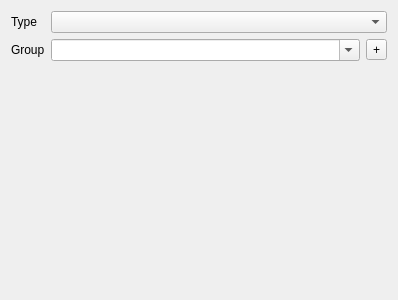
First picture: the form in eotimeseriesviewer/ui/labelshortcuteditorconfigwidget.ui, repository jakimowb/eo-time-series-viewer, before the edit.
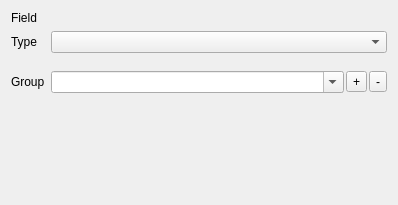
Second picture: the form after the edit. Icons and pictures are not drawn. Custom widgets are drawn as their Qt base class.

The edit to the form file:
```diff
--- a/eotimeseriesviewer/ui/labelshortcuteditorconfigwidget.ui
+++ b/eotimeseriesviewer/ui/labelshortcuteditorconfigwidget.ui
@@ -7,21 +7,35 @@
     <x>0</x>
     <y>0</y>
     <width>398</width>
-    <height>300</height>
+    <height>205</height>
    </rect>
   </property>
   <property name="windowTitle">
    <string>Form</string>
   </property>
   <layout class="QFormLayout" name="formLayout">
-   <item row="0" column="0">
+   <item row="1" column="0">
+    <widget class="QLabel" name="label_3">
+     <property name="text">
+      <string>Field</string>
+     </property>
+    </widget>
+   </item>
+   <item row="1" column="1">
+    <widget class="QLabel" name="labelFieldInfo">
+     <property name="text">
+      <string>&lt;field info&gt;</string>
+     </property>
+    </widget>
+   </item>
+   <item row="2" column="0">
     <widget class="QLabel" name="label">
      <property name="text">
       <string>Type</string>
      </property>
     </widget>
    </item>
-   <item row="0" column="1">
+   <item row="2" column="1">
     <widget class="QComboBox" name="cbLabelType">
      <property name="maximumSize">
       <size>
@@ -31,15 +45,28 @@
      </property>
     </widget>
    </item>
-   <item row="1" column="0">
+   <item row="3" column="1">
+    <layout class="QVBoxLayout" name="verticalLayout">
+     <item>
+      <widget class="QgsFieldExpressionWidget" name="fieldExpressionWidget"/>
+     </item>
+     <item>
+      <widget class="ClassificationSchemeWidget" name="classificationWidget" native="true"/>
+     </item>
+    </layout>
+   </item>
+   <item row="4" column="0">
     <widget class="QLabel" name="label_2">
      <property name="text">
       <string>Group</string>
      </property>
     </widget>
    </item>
-   <item row="1" column="1">
+   <item row="4" column="1">
     <layout class="QHBoxLayout" name="horizontalLayout">
+     <property name="spacing">
+      <number>2</number>
+     </property>
      <property name="topMargin">
       <number>0</number>
      </property>
@@ -64,10 +91,41 @@
        <property name="text">
         <string>+</string>
        </property>
+       <property name="icon">
+        <iconset resource="../../../QGIS/images/images.qrc">
+         <normaloff>:/images/themes/default/mActionAdd.svg</normaloff>:/images/themes/default/mActionAdd.svg</iconset>
+       </property>
+      </widget>
+     </item>
+     <item>
+      <widget class="QToolButton" name="btnRemoveGroup">
+       <property name="toolTip">
+        <string>Removes the current group</string>
+       </property>
+       <property name="text">
+        <string>-</string>
+       </property>
+       <property name="icon">
+        <iconset resource="../../../QGIS/images/images.qrc">
+         <normaloff>:/images/themes/default/mActionRemove.svg</normaloff>:/images/themes/default/mActionRemove.svg</iconset>
+       </property>
       </widget>
      </item>
     </layout>
    </item>
+   <item row="5" column="1">
+    <spacer name="verticalSpacer">
+     <property name="orientation">
+      <enum>Qt::Vertical</enum>
+     </property>
+     <property name="sizeHint" stdset="0">
+      <size>
+       <width>20</width>
+       <height>40</height>
+      </size>
+     </property>
+    </spacer>
+   </item>
   </layout>
   <action name="actionAddGroup">
    <property name="text">
@@ -78,6 +136,21 @@
    </property>
   </action>
  </widget>
- <resources/>
+ <customwidgets>
+  <customwidget>
+   <class>QgsFieldExpressionWidget</class>
+   <extends>QWidget</extends>
+   <header>qgsfieldexpressionwidget.h</header>
+  </customwidget>
+  <customwidget>
+   <class>ClassificationSchemeWidget</class>
+   <extends>QWidget</extends>
+   <header>eotimeseriesviewer.qgispluginsupport.qps.classification.classificationscheme</header>
+   <container>1</container>
+  </customwidget>
+ </customwidgets>
+ <resources>
+  <include location="../../../QGIS/images/images.qrc"/>
+ </resources>
  <connections/>
 </ui>
```
Left out of the diff: 20 changed lines with no effect on the pictures.
